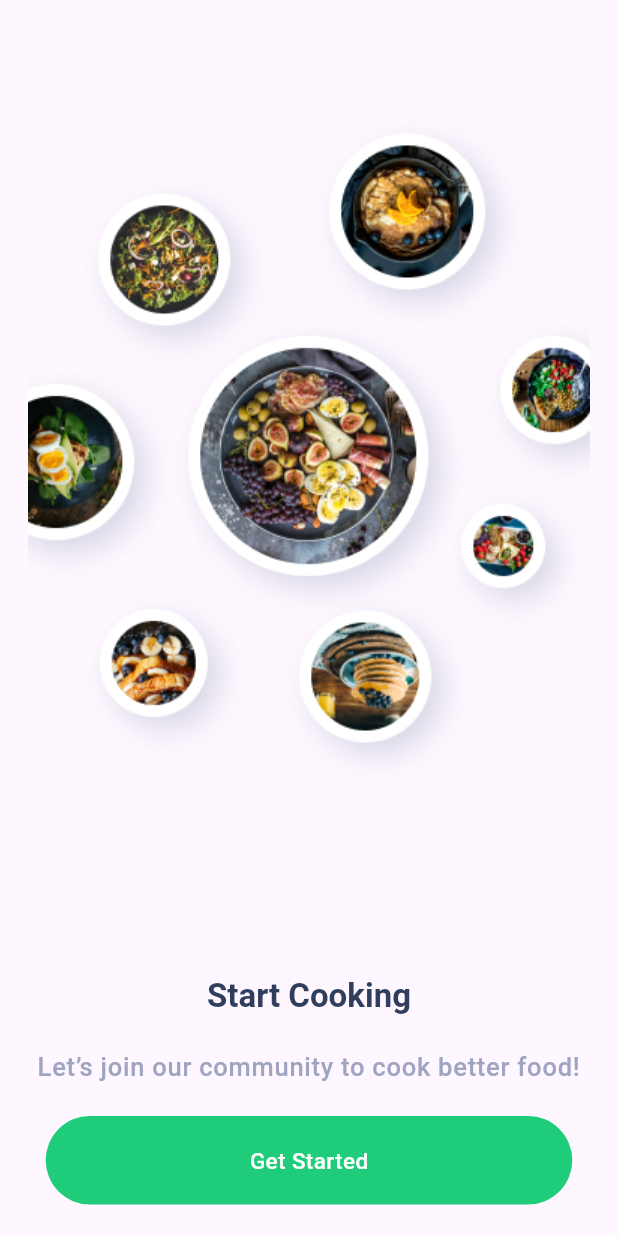
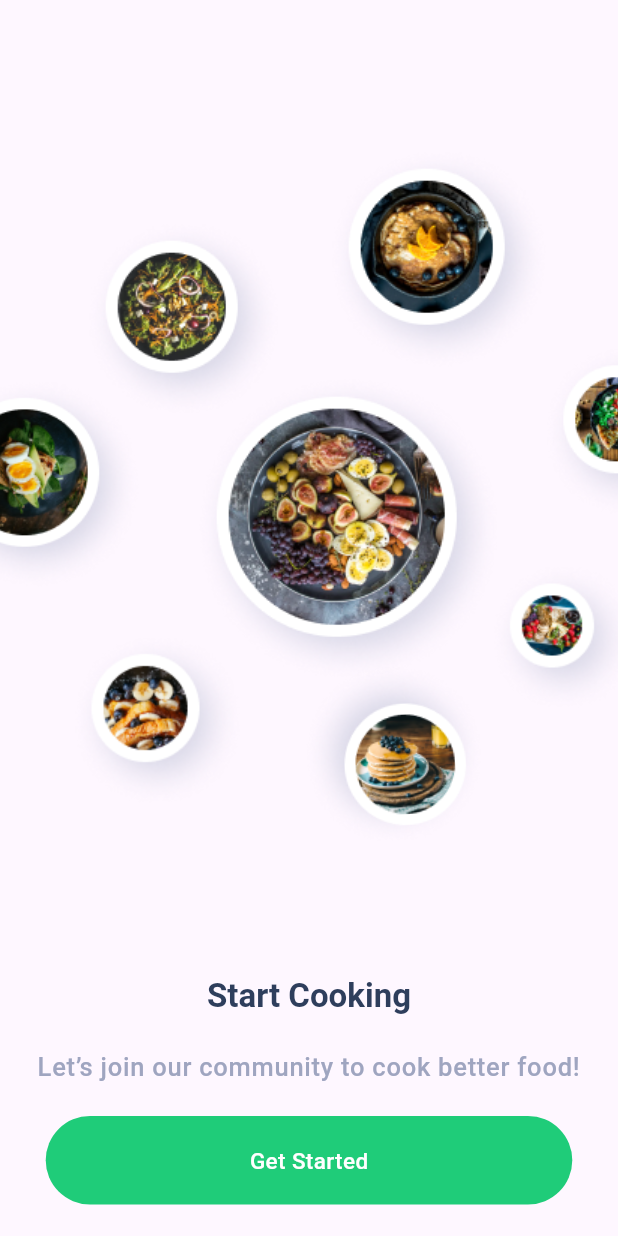
Before and after one commit to ErenTzz/flutter_recipe_app, a Flutter app: the screen it shows after launch, on a phone screen of 412 x 824 dp. Run offline on Flutter 3.47's test engine with Material 3 defaults, Android fonts, the phone set to English and light mode, and no system bars.

```diff
--- a/lib/main.dart
+++ b/lib/main.dart
@@ -14,28 +14,114 @@ class MainApp extends StatelessWidget {
   @override
   Widget build(BuildContext context) {
     return MaterialApp(
-      home: HomePage(), // Scaffold'u buraya taşıdık
+      home: HomePage(),
     );
   }
 }
 
 class HomePage extends StatelessWidget {
+  const HomePage({super.key});
+
   @override
   Widget build(BuildContext context) {
     return Scaffold(
-      body: Column(
+      body: Stack(
+        children: [
+          Container(
+            padding: EdgeInsets.all(0.01),
+            margin:
+                const EdgeInsets.all(0.01), // Sağ, sol, üst ve alt boşluklar
+            child: Stack(
+              children: [
+                Positioned(
+                  top: 100,
+                  left: 10,
+                  child: Image(
+                    image: AssetImage("assets/OnboardingImages/image 1.png"),
+                    width: 225,
+                    height: 225,
+                  ),
+                ),
+                Positioned(
+                  top: 10,
+                  left: 130,
+                  child: Image(
+                    image: AssetImage("assets/OnboardingImages/image 3.png"),
+                    width: 325,
+                    height: 325,
+                  ),
+                ),
+                Positioned(
+                  top: 240,
+                  left: 120,
+                  child: Image(
+                    image: AssetImage("assets/OnboardingImages/image 4.png"),
+                    width: 225,
+                    height: 225,
+                  ),
+                ),
+                Positioned(
+                  top: 440,
+                  left: 200,
+                  child: Transform(
+                    transform: Matrix4.rotationZ(
+                        3.1), // X ekseninde 180 derece döndürme
+                    alignment: Alignment.center,
+                    child: Image(
+                      image: AssetImage(
+                          "assets/OnboardingImages/Rectangle 188.png"),
+                      width: 125,
+                      height: 125,
+                    ),
+                  ),
+                ),
+                Positioned(
+                  top: 225,
+                  left: 335,
+                  child: Image(
+                    image: AssetImage("assets/OnboardingImages/Ellipse 7.png"),
+                    width: 125,
+                    height: 125,
+                  ),
+                ),
+                Positioned(
+                  top: 250,
+                  left: -25,
+                  child: Image(
+                    image: AssetImage("assets/OnboardingImages/Ellipse 2.png"),
+                    width: 145,
+                    height: 145,
+                  ),
+                ),
+                Positioned(
+                  top: 350,
+                  left: 300,
+                  child: Image(
+                    image: AssetImage("assets/OnboardingImages/Ellipse 6.png"),
+                    width: 150,
+                    height: 150,
+                  ),
+                ),
+                Positioned(
+                  top: 400,
+                  left: 25,
+                  child: Image(
+                    image: AssetImage("assets/OnboardingImages/Ellipse 3.png"),
+                    width: 160,
+                    height: 160,
+                  ),
+                ),
+              ],
+            ),
+          ),
+          Column(
             mainAxisAlignment: MainAxisAlignment.start,
             crossAxisAlignment: CrossAxisAlignment.center,
             children: [
-          Align(
-            alignment: Alignment.topCenter,
-            child: Image(
-              image: AssetImage("assets/images/Onboarding.png"),
+              const SizedBox(
+                height: 650,
                 width: 600,
-              height: 600,
               ),
-          ),
-          const SizedBox(height: 50),
               Text(
                 "Start Cooking",
                 style: context.h1.copyWith(
@@ -60,6 +146,8 @@ class HomePage extends StatelessWidget {
               ),
             ],
           ),
+        ],
+      ),
     );
   }
 }
```
Also changed, not shown: pubspec.yaml (+10 -0 lines), assets/OnboardingImages/Ellipse 2.png (added), assets/OnboardingImages/Ellipse 3.png (added), assets/OnboardingImages/Ellipse 6.png (added), assets/OnboardingImages/Ellipse 7.png (added), assets/OnboardingImages/Rectangle 188.png (added), assets/OnboardingImages/image 1.png (added), assets/OnboardingImages/image 3.png (added), assets/OnboardingImages/image 4.png (added). Lines whose indentation alone changed are shown as unchanged.
